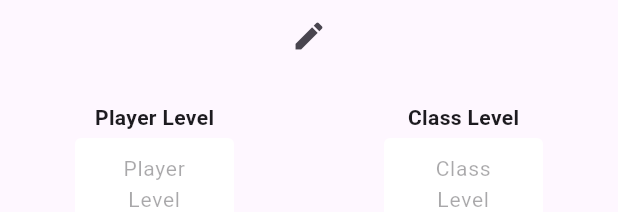
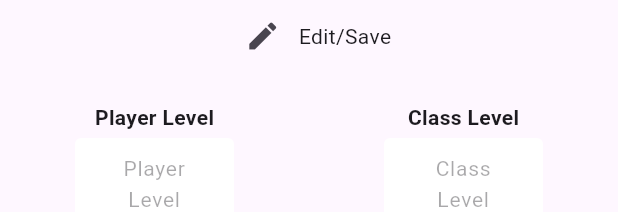
Before and after one commit to skeptickal/homeBrewed, a Flutter app: the StatTab widget shown alone on an empty page, opened directly with empty values, on a phone screen of 412 x 824 dp. Shown: the top 212 px of the screen. Run offline on Flutter 3.47's test engine with Material 3 defaults, Android fonts, the phone set to English and light mode, and no system bars; our stand-ins replace bloc, cloud_firestore, equatable, firebase_auth, firebase_core, firebase_messaging and 4 more; accounts and stored records are empty.

Commit message:
added stat view and edit cosmetic ideas

```diff
--- a/dnd_character_manager/lib/pages/tabs/stat_tab.dart
+++ b/dnd_character_manager/lib/pages/tabs/stat_tab.dart
@@ -34,11 +34,20 @@ class StatTab extends StatelessWidget {
         return SingleChildScrollView(
           child: Column(
             children: [
-              IconButton(
-                onPressed: () => context.read<CharacterCubit>().statEdit(!state.statEdit!),
-                icon: const Icon(
-                  Icons.edit,
-                ),
+              Row(
+                mainAxisAlignment: MainAxisAlignment.center,
+                children: [
+                  IconButton(
+                    onPressed: () => context.read<CharacterCubit>().statEdit(!state.statEdit!),
+                    icon: const Icon(
+                      Icons.edit,
+                    ),
+                  ),
+                  Text(
+                    'Edit/Save',
+                    style: dndFont,
+                  ),
+                ],
               ),
               seperation,
               seperation,
```
